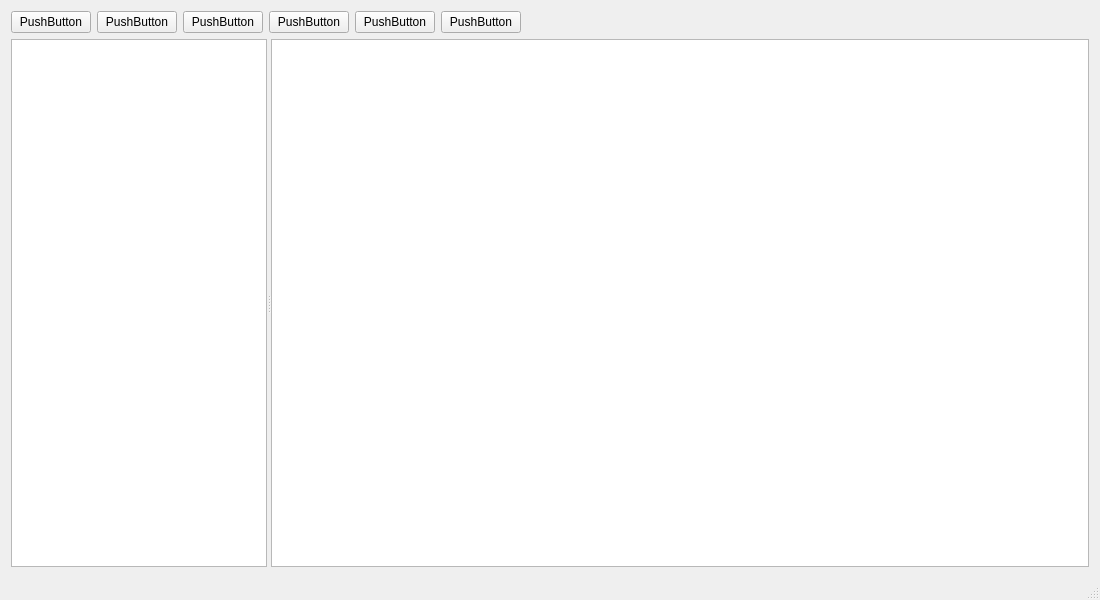
Before: the Qt Designer form GeoBachelorV1/mainwindow.ui in makramloughman/CSE201, drawn with Qt 5.
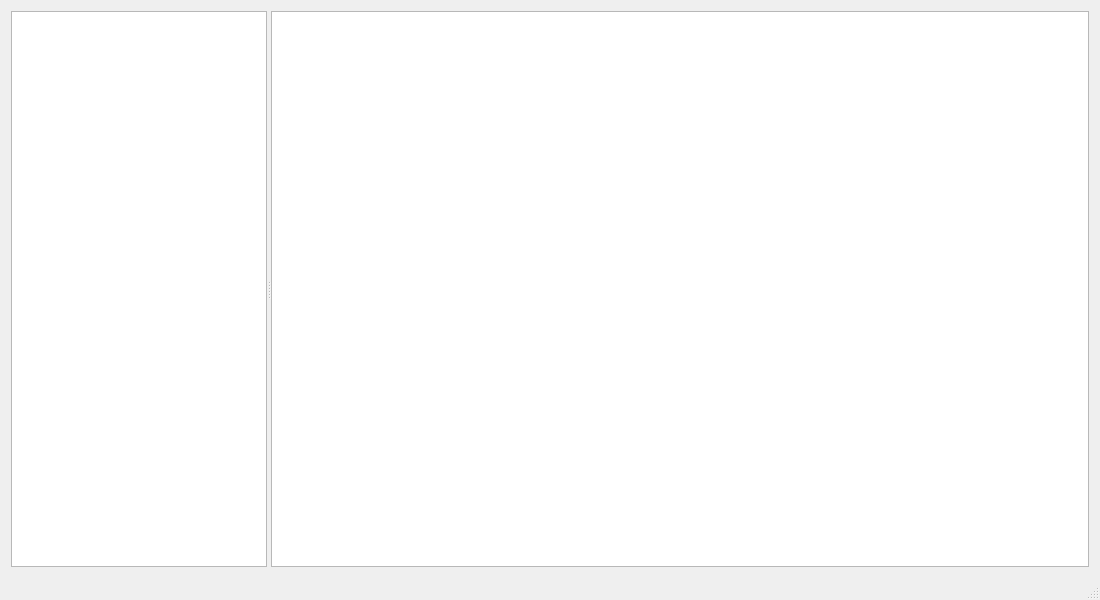
After: the same form once the commit is applied.

Commit message:
Functional Layout with Void Functions
responsive layout + sample drop-down button

```diff
--- a/GeoBachelorV1/mainwindow.ui
+++ b/GeoBachelorV1/mainwindow.ui
@@ -22,99 +22,7 @@
    </property>
    <layout class="QVBoxLayout" name="verticalLayout_2" stretch="0,1">
     <item>
-     <layout class="QHBoxLayout" name="horizontalLayout_2" stretch="0,0,0,0,0,0,0">
-      <item>
-       <widget class="QPushButton" name="pushButton">
-        <property name="sizePolicy">
-         <sizepolicy hsizetype="Fixed" vsizetype="Fixed">
-          <horstretch>0</horstretch>
-          <verstretch>0</verstretch>
-         </sizepolicy>
-        </property>
-        <property name="text">
-         <string>PushButton</string>
-        </property>
-       </widget>
-      </item>
-      <item>
-       <widget class="QPushButton" name="pushButton_2">
-        <property name="sizePolicy">
-         <sizepolicy hsizetype="Fixed" vsizetype="Fixed">
-          <horstretch>0</horstretch>
-          <verstretch>0</verstretch>
-         </sizepolicy>
-        </property>
-        <property name="text">
-         <string>PushButton</string>
-        </property>
-       </widget>
-      </item>
-      <item>
-       <widget class="QPushButton" name="pushButton_4">
-        <property name="sizePolicy">
-         <sizepolicy hsizetype="Fixed" vsizetype="Fixed">
-          <horstretch>0</horstretch>
-          <verstretch>0</verstretch>
-         </sizepolicy>
-        </property>
-        <property name="text">
-         <string>PushButton</string>
-        </property>
-       </widget>
-      </item>
-      <item>
-       <widget class="QPushButton" name="pushButton_3">
-        <property name="sizePolicy">
-         <sizepolicy hsizetype="Fixed" vsizetype="Fixed">
-          <horstretch>0</horstretch>
-          <verstretch>0</verstretch>
-         </sizepolicy>
-        </property>
-        <property name="text">
-         <string>PushButton</string>
-        </property>
-       </widget>
-      </item>
-      <item>
-       <widget class="QPushButton" name="pushButton_5">
-        <property name="sizePolicy">
-         <sizepolicy hsizetype="Fixed" vsizetype="Fixed">
-          <horstretch>0</horstretch>
-          <verstretch>0</verstretch>
-         </sizepolicy>
-        </property>
-        <property name="text">
-         <string>PushButton</string>
-        </property>
-       </widget>
-      </item>
-      <item>
-       <widget class="QPushButton" name="pushButton_6">
-        <property name="sizePolicy">
-         <sizepolicy hsizetype="Fixed" vsizetype="Fixed">
-          <horstretch>0</horstretch>
-          <verstretch>0</verstretch>
-         </sizepolicy>
-        </property>
-        <property name="text">
-         <string>PushButton</string>
-        </property>
-       </widget>
-      </item>
-      <item>
-       <spacer name="horizontalSpacer">
-        <property name="orientation">
-         <enum>Qt::Horizontal</enum>
-        </property>
-        <property name="sizeHint" stdset="0">
-         <size>
-          <width>40</width>
-          <height>20</height>
-         </size>
-        </property>
-       </spacer>
-      </item>
-     </layout>
+     <layout class="QHBoxLayout" name="horizontalLayout_2" stretch=""/>
     </item>
     <item>
      <widget class="QSplitter" name="splitter">
```
The commit also changes 11 other files.
